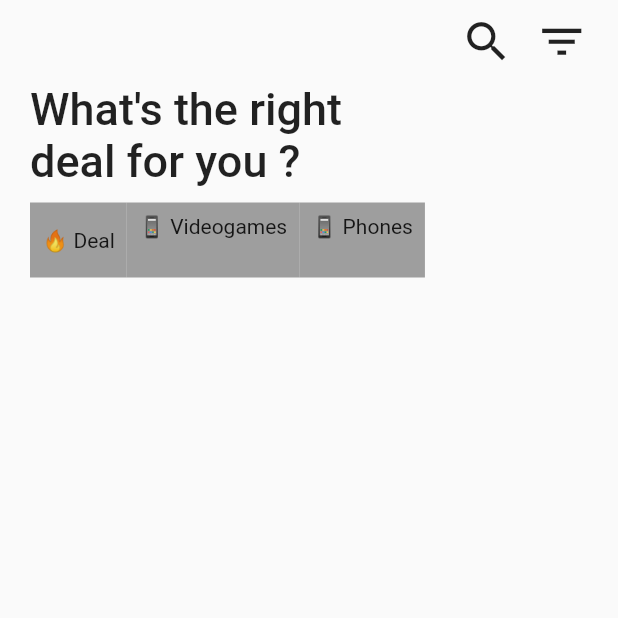
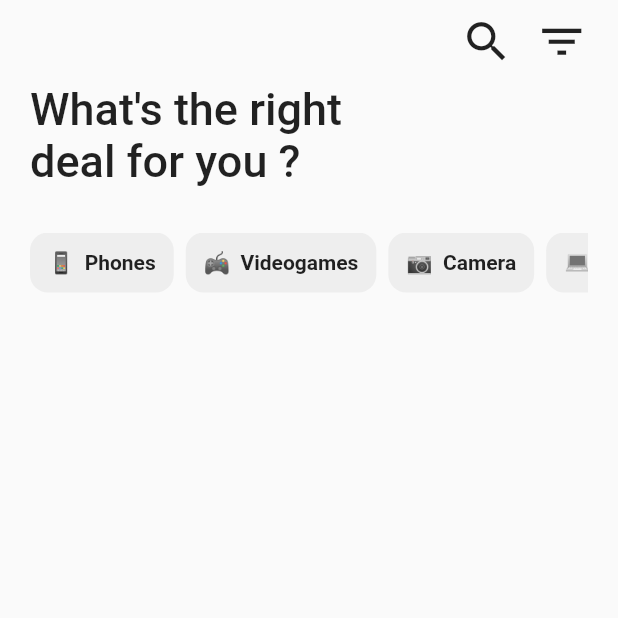
Before and after one commit to Ozurumba007/game_store_ui, a Flutter app: the screen it shows after launch, on a phone screen of 412 x 824 dp, the top half of it. Run offline on Flutter 3.47's test engine with Material 2 defaults, Android fonts, the phone set to English and light mode, and no system bars.

Commit message:
added the list of deals to the home page

```diff
--- a/lib/component/list_of_product.dart
+++ b/lib/component/list_of_product.dart
@@ -10,9 +10,12 @@ class ListofProduct extends StatelessWidget {
   @override
   Widget build(BuildContext context) {
     return Container(
-      color: Colors.grey[200],
+      decoration: BoxDecoration(
+        color: Colors.grey[200],
+        borderRadius: BorderRadiusDirectional.circular(12),
+      ),
       child: Padding(
-        padding: EdgeInsets.all(10.0),
+        padding: EdgeInsets.all(12.0),
         child: Center(
           child: Text(
             text,
--- a/lib/pages/home_page.dart
+++ b/lib/pages/home_page.dart
@@ -1,4 +1,6 @@
 import 'package:flutter/material.dart';
+
+import '../component/list_of_product.dart';
 
 class HomePage extends StatefulWidget {
   const HomePage({super.key});
@@ -40,32 +42,27 @@ class _HomePageState extends State<HomePage> {
                   ),
                 ],
               ),
-              sizedBox10,
+              // scrollable list of product
+              SizedBox(height: 30),
               Container(
-                height: 50,
+                height: 40,
                 child: ListView(
                   scrollDirection: Axis.horizontal,
-                  children: [
-                    Container(
-                      color: Colors.grey,
-                      child: const Padding(
-                        padding: EdgeInsets.all(8.0),
-                        child: Center(child: Text('🔥 Deal')),
-                      ),
+                  children: const [
+                    ListofProduct(
+                      text: '📱  Phones',
                     ),
-                    Container(
-                      color: Colors.grey,
-                      child: const Padding(
-                        padding: EdgeInsets.all(8.0),
-                        child: Text('📱 Videogames'),
-                      ),
+                    SizedBox(width: 8),
+                    ListofProduct(
+                      text: '🎮  Videogames',
                     ),
-                    Container(
-                      color: Colors.grey,
-                      child: const Padding(
-                        padding: EdgeInsets.all(8.0),
-                        child: Text('📱 Phones'),
-                      ),
+                    SizedBox(width: 8),
+                    ListofProduct(
+                      text: '📷  Camera',
+                    ),
+                    SizedBox(width: 8),
+                    ListofProduct(
+                      text: '💻  Laptop',
                     ),
                   ],
                 ),
```
